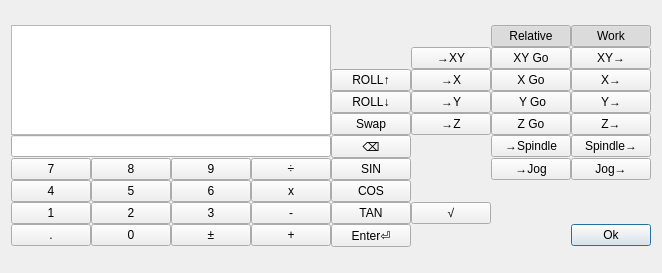
First picture: the form in src/rpncalc/rpncalc.ui, repository elhernes/Candle, before the edit.
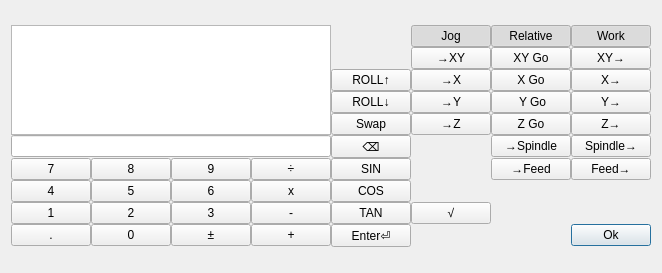
Second picture: the form after the edit.

Commit message: add jog/cut toggle to RPN Keypad

What changed in the file:
```diff
--- a/src/rpncalc/rpncalc.ui
+++ b/src/rpncalc/rpncalc.ui
@@ -222,7 +222,7 @@
      <item row="6" column="8">
       <widget class="QPushButton" name="button_push_feed">
        <property name="text">
-        <string>Jog→</string>
+        <string>Feed→</string>
        </property>
       </widget>
      </item>
@@ -353,7 +353,20 @@
      <item row="6" column="6">
       <widget class="QPushButton" name="button_set_feed">
        <property name="text">
-        <string>→Jog</string>
+        <string>→Feed</string>
+       </property>
+      </widget>
+     </item>
+     <item row="0" column="5">
+      <widget class="QPushButton" name="toggle_jog_cut">
+       <property name="text">
+        <string>Jog</string>
+       </property>
+       <property name="checkable">
+        <bool>true</bool>
+       </property>
+       <property name="checked">
+        <bool>true</bool>
        </property>
       </widget>
      </item>
```
The commit also changes 4 other files.
